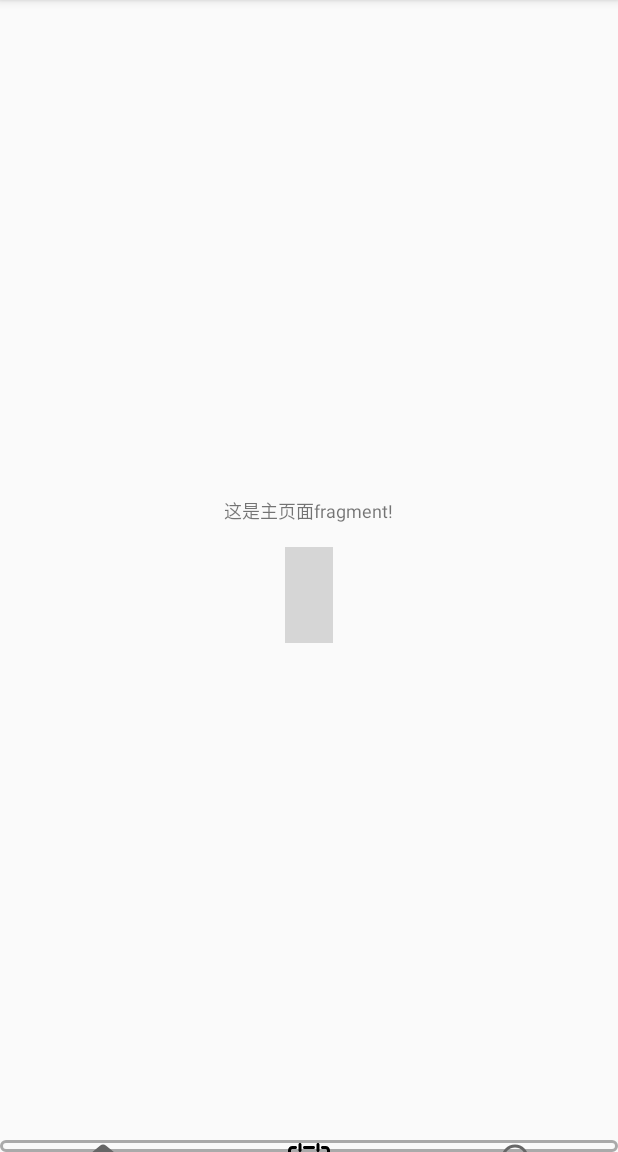
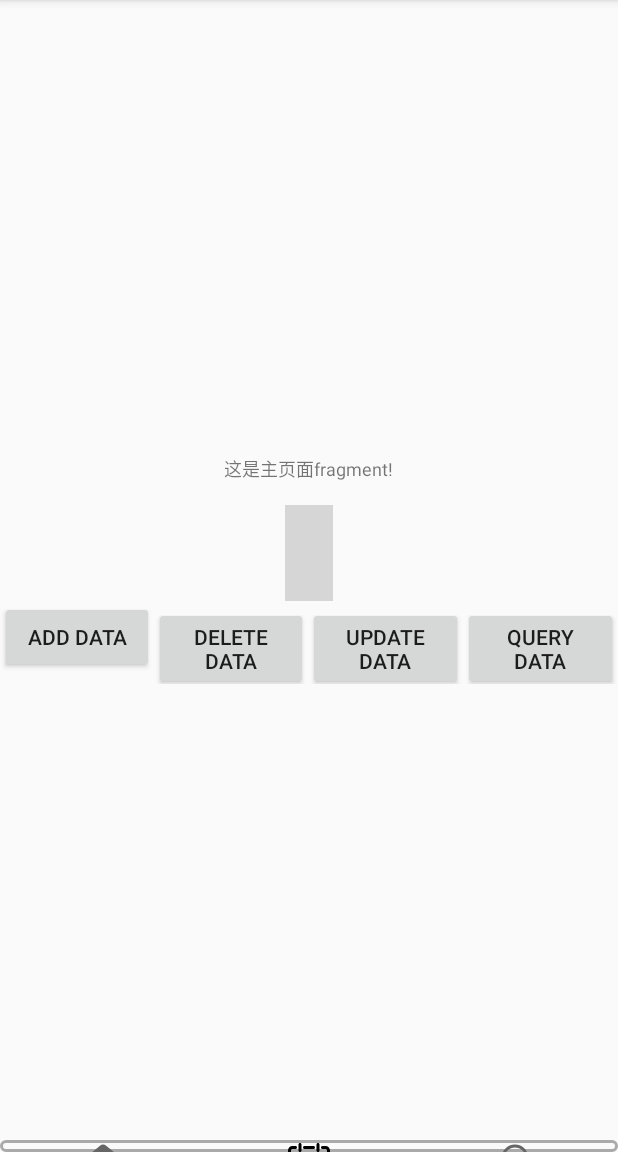
Before and after one commit to blueskygroup007/MallFrame, an Android app: the HomeFragment screen opened directly, with no data from a screen before it, on a phone screen of 412 x 824 dp, the part 84-1236 px from its top. Run offline under Robolectric (Android 15) with nearby library versions, the phone set to English and light mode, and no system bars; libraries missing offline, so code that uses them is left out: cn.bmob.v3, com.blankj.utilcode, com.zyyoona7.picker, com.zyyoona7.wheel; plain views replace DatePickerView, WheelView; 9 statements that could not run were skipped; grey boxes are pictures that could not be loaded.

Commit message:
给turnsolution做增删改查测试，目前有错误

```diff
--- a/app/src/main/java/com/bluesky/mallframe/bean/TurnSolution.java
+++ b/app/src/main/java/com/bluesky/mallframe/bean/TurnSolution.java
@@ -25,4 +25,73 @@ public class TurnSolution extends BmobObject {
     private List<WorkDayKind> workdaykinds;
     //扩展参数
     private String flags;
+
+    @Override
+    public String toString() {
+        return "TurnSolution{" +
+                "name='" + name + '\'' +
+                ", active=" + active +
+                ", yourgroup=" + yourgroup +
+                ", workdays=" + workdays +
+                ", workgroups=" + workgroups +
+                ", workdaykinds=" + workdaykinds +
+                ", flags='" + flags + '\'' +
+                '}';
+    }
+
+    public String getName() {
+        return name;
+    }
+
+    public void setName(String name) {
+        this.name = name;
+    }
+
+    public Boolean getActive() {
+        return active;
+    }
+
+    public void setActive(Boolean active) {
+        this.active = active;
+    }
+
+    public WorkGroup getYourgroup() {
+        return yourgroup;
+    }
+
+    public void setYourgroup(WorkGroup yourgroup) {
+        this.yourgroup = yourgroup;
+    }
+
+    public List<WorkDay> getWorkdays() {
+        return workdays;
+    }
+
+    public void setWorkdays(List<WorkDay> workdays) {
+        this.workdays = workdays;
+    }
+
+    public List<WorkGroup> getWorkgroups() {
+        return workgroups;
+    }
+
+    public void setWorkgroups(List<WorkGroup> workgroups) {
+        this.workgroups = workgroups;
+    }
+
+    public List<WorkDayKind> getWorkdaykinds() {
+        return workdaykinds;
+    }
+
+    public void setWorkdaykinds(List<WorkDayKind> workdaykinds) {
+        this.workdaykinds = workdaykinds;
+    }
+
+    public String getFlags() {
+        return flags;
+    }
+
+    public void setFlags(String flags) {
+        this.flags = flags;
+    }
 }
--- a/app/src/main/java/com/bluesky/mallframe/bean/WorkGroup.java
+++ b/app/src/main/java/com/bluesky/mallframe/bean/WorkGroup.java
@@ -8,7 +8,7 @@ import cn.bmob.v3.datatype.BmobDate;
  * @date 2020/4/26
  * Description:班组
  */
-class WorkGroup extends BmobObject {
+public class WorkGroup extends BmobObject {
     //班组名称
     private String name;
     //班组序号
@@ -17,4 +17,46 @@ class WorkGroup extends BmobObject {
     private BmobDate basedate;
     //扩展参数
     private String flag;
+
+    @Override
+    public String toString() {
+        return "WorkGroup{" +
+                "name='" + name + '\'' +
+                ", number=" + number +
+                ", basedate=" + basedate +
+                ", flag='" + flag + '\'' +
+                '}';
+    }
+
+    public String getName() {
+        return name;
+    }
+
+    public void setName(String name) {
+        this.name = name;
+    }
+
+    public Integer getNumber() {
+        return number;
+    }
+
+    public void setNumber(Integer number) {
+        this.number = number;
+    }
+
+    public BmobDate getBasedate() {
+        return basedate;
+    }
+
+    public void setBasedate(BmobDate basedate) {
+        this.basedate = basedate;
+    }
+
+    public String getFlag() {
+        return flag;
+    }
+
+    public void setFlag(String flag) {
+        this.flag = flag;
+    }
 }
--- a/app/src/main/java/com/bluesky/mallframe/fragment/HomeFragment.java
+++ b/app/src/main/java/com/bluesky/mallframe/fragment/HomeFragment.java
@@ -1,43 +1,137 @@
 package com.bluesky.mallframe.fragment;
 
+import android.text.format.DateFormat;
 import android.view.View;
+import android.widget.Button;
 import android.widget.TextView;
 
 import androidx.annotation.Nullable;
 
+import com.blankj.utilcode.constant.TimeConstants;
 import com.blankj.utilcode.util.LogUtils;
+import com.blankj.utilcode.util.TimeUtils;
 import com.bluesky.mallframe.R;
 import com.bluesky.mallframe.base.BaseFragment;
+import com.bluesky.mallframe.bean.TurnSolution;
+import com.bluesky.mallframe.bean.WorkDay;
+import com.bluesky.mallframe.bean.WorkDayKind;
+import com.bluesky.mallframe.bean.WorkGroup;
 import com.zyyoona7.picker.DatePickerView;
 import com.zyyoona7.picker.base.BaseDatePickerView;
 import com.zyyoona7.picker.listener.OnDateSelectedListener;
 import com.zyyoona7.wheel.WheelView;
 
+import java.text.SimpleDateFormat;
+import java.util.ArrayList;
 import java.util.Arrays;
 import java.util.Date;
 import java.util.List;
+
+import cn.bmob.v3.datatype.BmobDate;
+import cn.bmob.v3.exception.BmobException;
+import cn.bmob.v3.listener.SaveListener;
 
 /**
  * @author BlueSky
  * @date 2020/4/20
  * Description:
  */
-public class HomeFragment extends BaseFragment {
+public class HomeFragment extends BaseFragment implements View.OnClickListener {
     private TextView mTvTitle;
     private WheelView<String> mWvWeek;
     private DatePickerView mDpvDate;
+    private Button mBtnAdd, mBtnDelete, mBtnUpdate, mBtnQuery;
 
     private List<String> mListWeek = Arrays.asList("星期一", "星期二", "星期三", "星期四", "星期五", "星期六", "星期日");
+
+    TurnSolution solution;
+
+
+    private void testData() {
+        WorkGroup group1 = new WorkGroup();
+        group1.setNumber(1);
+        group1.setName("甲");
+        group1.setBasedate(new BmobDate(new Date()));
+
+        WorkGroup group2 = new WorkGroup();
+        group2.setNumber(1);
+        group2.setName("乙");
+        group2.setBasedate(new BmobDate(new Date()));
+
+        WorkGroup group3 = new WorkGroup();
+        group3.setNumber(1);
+        group3.setName("丙");
+        group3.setBasedate(new BmobDate(new Date()));
+
+
+        WorkDayKind kind1 = new WorkDayKind();
+        kind1.setName("白班");
+        Date date = new Date();
+        SimpleDateFormat sdf = new SimpleDateFormat("HH:mm:ss");
+        String startTime = sdf.format(date);
+        kind1.setStarttime(startTime);
+
+        WorkDayKind kind2 = new WorkDayKind();
+        kind2.setName("中班");
+        kind2.setStarttime(startTime);
+
+        WorkDayKind kind3 = new WorkDayKind();
+        kind3.setName("夜班");
+        kind3.setStarttime(startTime);
+
+
+        solution = new TurnSolution();
+        solution.setWorkdaykinds(new ArrayList<WorkDayKind>() {{
+            add(kind1);
+            add(kind2);
+            add(kind3);
+        }});
+        solution.setWorkgroups(new ArrayList<WorkGroup>() {{
+            add(group1);
+            add(group2);
+            add(group3);
+
+        }});
+        solution.setName("唐钢二炼铁");
+        solution.setYourgroup(group1);
+
+
+        WorkDay day1 = new WorkDay();
+        day1.setWorkgroup(group3);
+        day1.setWorkdaykind(kind1);
+
+        WorkDay day2 = new WorkDay();
+        day2.setWorkgroup(group3);
+        day2.setWorkdaykind(kind2);
+
+        WorkDay day3 = new WorkDay();
+        day3.setWorkgroup(group3);
+        day3.setWorkdaykind(kind3);
+
+        solution.setWorkdays(new ArrayList<WorkDay>() {{
+            add(day1);
+            add(day2);
+            add(day3);
+
+        }});
+
+        LogUtils.d(solution.toString());
+    }
 
 
     @Override
     protected void initEvent() {
-        mDpvDate.setOnDateSelectedListener(new OnDateSelectedListener(){
+        mDpvDate.setOnDateSelectedListener(new OnDateSelectedListener() {
             @Override
             public void onDateSelected(BaseDatePickerView datePickerView, int year, int month, int day, @Nullable Date date) {
 //                Snackbar.make();
             }
         });
+
+        mBtnAdd.setOnClickListener(this);
+        mBtnDelete.setOnClickListener(this);
+        mBtnUpdate.setOnClickListener(this);
+        mBtnQuery.setOnClickListener(this);
     }
 
     @Override
@@ -46,6 +140,7 @@ public class HomeFragment extends BaseFragment {
         LogUtils.d("主页面的fragment的数据被初始化了");
 
         mWvWeek.setData(mListWeek);
+        testData();
     }
 
     @Override
@@ -53,10 +148,46 @@ public class HomeFragment extends BaseFragment {
         mTvTitle = view.findViewById(R.id.tv_fragment_home_title);
         mWvWeek = view.findViewById(R.id.wv_week);
         mDpvDate = view.findViewById(R.id.dpv_date);
+
+        mBtnAdd = view.findViewById(R.id.btn_add);
+        mBtnDelete = view.findViewById(R.id.btn_del);
+        mBtnUpdate = view.findViewById(R.id.btn_update);
+        mBtnQuery = view.findViewById(R.id.btn_query);
+
     }
 
     @Override
     protected int setLayout() {
         return R.layout.fragment_home;
     }
+
+    @Override
+    public void onClick(View v) {
+        switch (v.getId()) {
+            case R.id.btn_add:
+                solution.save(new SaveListener<String>() {
+                    @Override
+                    public void done(String s, BmobException e) {
+                        if (e == null) {
+                            LogUtils.d("保存成功");
+                        } else {
+                            LogUtils.e("保存失败" + e.toString());
+                        }
+                    }
+                });
+                break;
+            case R.id.btn_del:
+
+                break;
+            case R.id.btn_update:
+
+                break;
+            case R.id.btn_query:
+
+                break;
+
+            default:
+                break;
+        }
+    }
 }
--- a/app/src/main/res/layout/fragment_home.xml
+++ b/app/src/main/res/layout/fragment_home.xml
@@ -53,5 +53,40 @@
         android:layout_width="wrap_content"
         android:layout_height="wrap_content" />
 
+    <LinearLayout
+        android:layout_width="match_parent"
+        android:layout_height="wrap_content"
+        android:orientation="horizontal">
 
+        <Button
+            android:id="@+id/btn_add"
+            android:layout_width="0dp"
+            android:layout_height="wrap_content"
+            android:layout_weight="1"
+            android:text="add data" />
+
+        <Button
+            android:id="@+id/btn_del"
+            android:layout_width="0dp"
+            android:layout_height="wrap_content"
+            android:layout_weight="1"
+
+            android:text="delete data" />
+
+        <Button
+            android:id="@+id/btn_update"
+            android:layout_width="0dp"
+            android:layout_height="wrap_content"
+            android:layout_weight="1"
+
+            android:text="update data" />
+
+        <Button
+            android:id="@+id/btn_query"
+            android:layout_width="0dp"
+            android:layout_height="wrap_content"
+
+            android:layout_weight="1"
+            android:text="query data" />
+    </LinearLayout>
 </LinearLayout>
```
Also changed, not shown: app/src/main/java/com/bluesky/mallframe/bean/WorkDay.java (+42 -0 lines), app/src/main/java/com/bluesky/mallframe/bean/WorkDayKind.java (+51 -0 lines), 1 other file.
